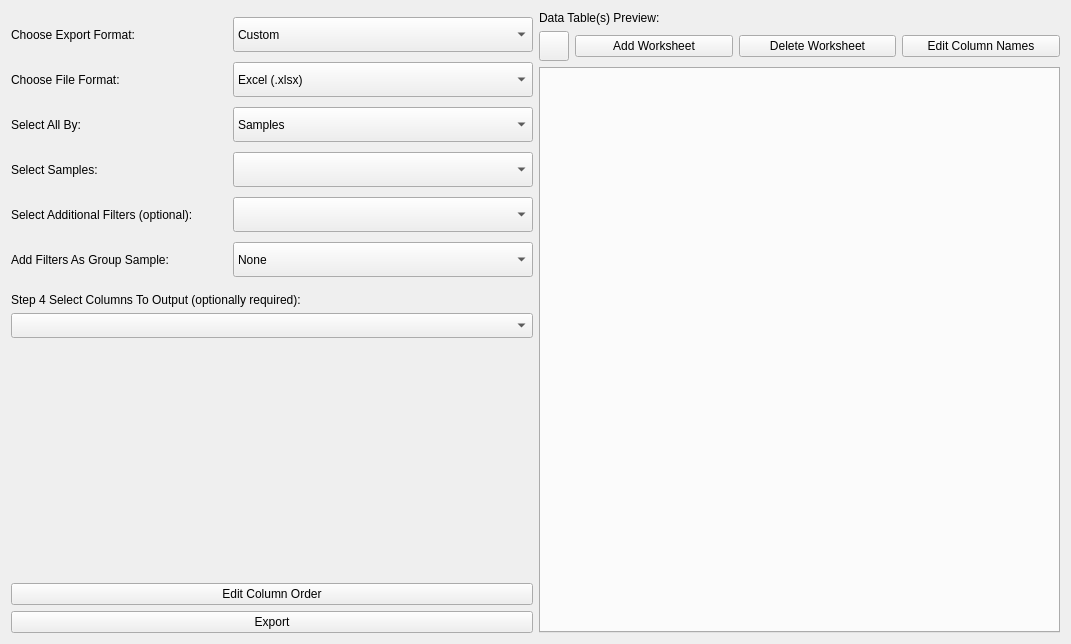
This is ui/ExporterUI.ui in kathrynmetcalf/GeoCORK as Qt 5 draws it before an edit. The edited form follows.
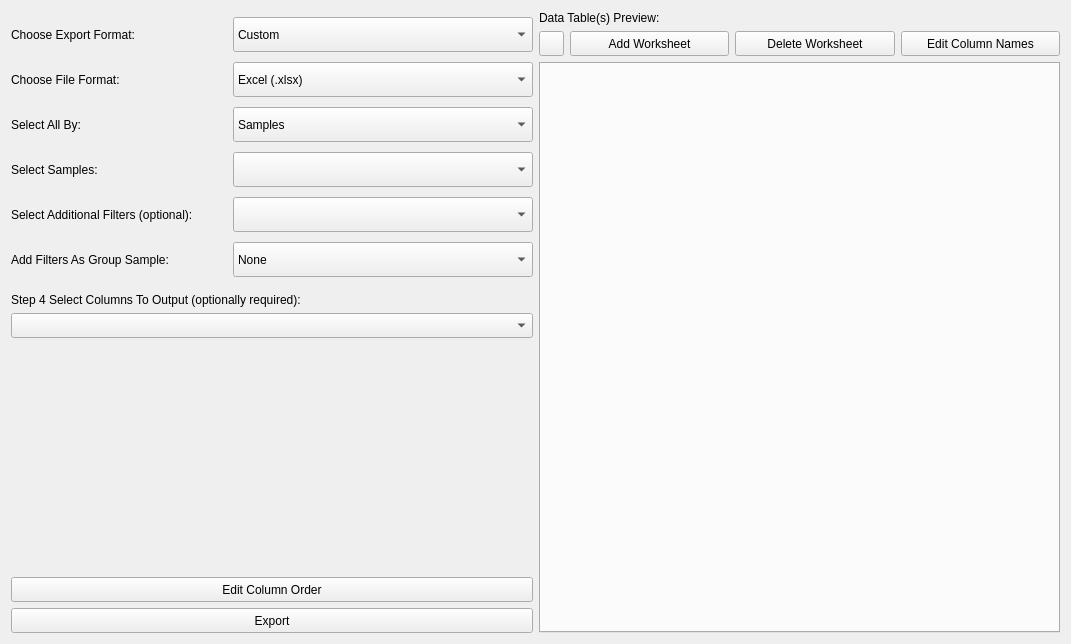
This is the edited form. Custom widgets are drawn as their Qt base class.

Diff of the .ui file:
```diff
--- a/ui/ExporterUI.ui
+++ b/ui/ExporterUI.ui
@@ -477,10 +477,16 @@
      </item>
      <item>
       <widget class="QPushButton" name="editorder_pushbutton">
+       <property name="minimumSize">
+        <size>
+         <width>0</width>
+         <height>25</height>
+        </size>
+       </property>
        <property name="maximumSize">
         <size>
          <width>550</width>
-         <height>16777215</height>
+         <height>25</height>
         </size>
        </property>
        <property name="text">
@@ -490,10 +496,16 @@
      </item>
      <item>
       <widget class="QPushButton" name="export_pushbutton">
+       <property name="minimumSize">
+        <size>
+         <width>0</width>
+         <height>25</height>
+        </size>
+       </property>
        <property name="maximumSize">
         <size>
          <width>550</width>
-         <height>16777215</height>
+         <height>25</height>
         </size>
        </property>
        <property name="text">
@@ -518,14 +530,14 @@
         <widget class="QPushButton" name="refreshbutton">
          <property name="minimumSize">
           <size>
-           <width>30</width>
-           <height>30</height>
+           <width>25</width>
+           <height>25</height>
           </size>
          </property>
          <property name="maximumSize">
           <size>
-           <width>30</width>
-           <height>30</height>
+           <width>25</width>
+           <height>25</height>
           </size>
          </property>
          <property name="text">
@@ -535,6 +547,18 @@
        </item>
        <item>
         <widget class="QPushButton" name="add_workbook_button">
+         <property name="minimumSize">
+          <size>
+           <width>0</width>
+           <height>25</height>
+          </size>
+         </property>
+         <property name="maximumSize">
+          <size>
+           <width>16777215</width>
+           <height>25</height>
+          </size>
+         </property>
          <property name="text">
           <string>Add Worksheet</string>
          </property>
@@ -542,6 +566,18 @@
        </item>
        <item>
         <widget class="QPushButton" name="remove_workbook_button">
+         <property name="minimumSize">
+          <size>
+           <width>0</width>
+           <height>25</height>
+          </size>
+         </property>
+         <property name="maximumSize">
+          <size>
+           <width>16777215</width>
+           <height>25</height>
+          </size>
+         </property>
          <property name="text">
           <string>Delete Worksheet</string>
          </property>
@@ -549,6 +585,18 @@
        </item>
        <item>
         <widget class="QPushButton" name="edit_columnnames_pushButton">
+         <property name="minimumSize">
+          <size>
+           <width>0</width>
+           <height>25</height>
+          </size>
+         </property>
+         <property name="maximumSize">
+          <size>
+           <width>16777215</width>
+           <height>25</height>
+          </size>
+         </property>
          <property name="text">
           <string>Edit Column Names</string>
          </property>
```
Left out of the diff: 2 changed lines with no effect on the pictures.
